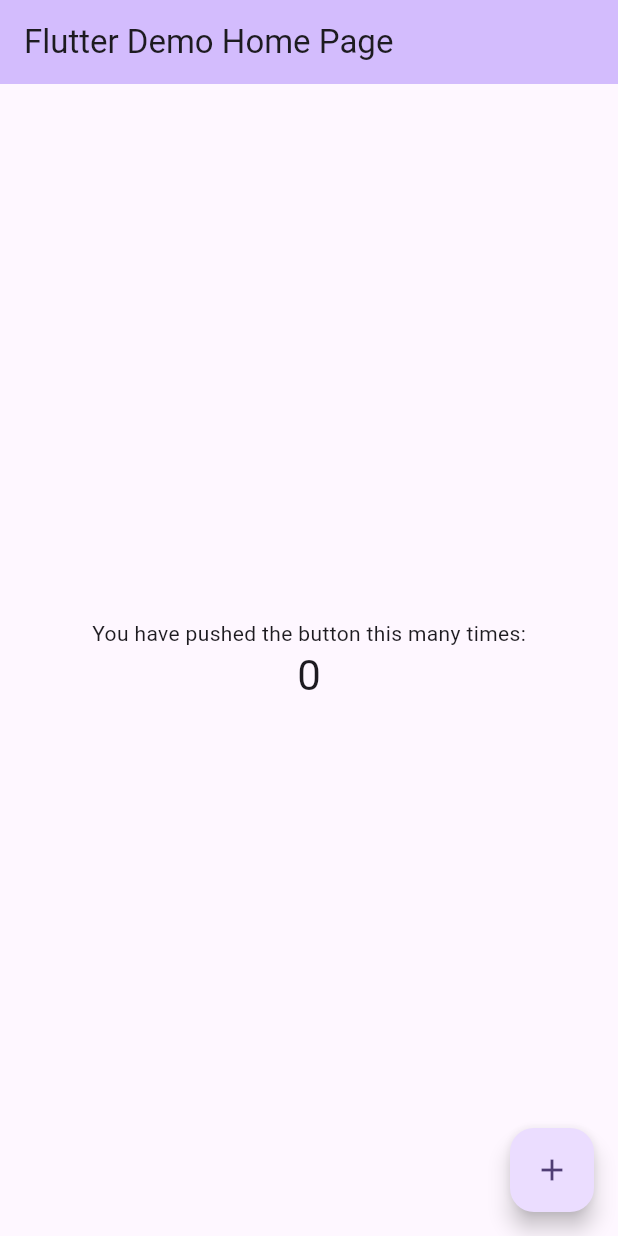
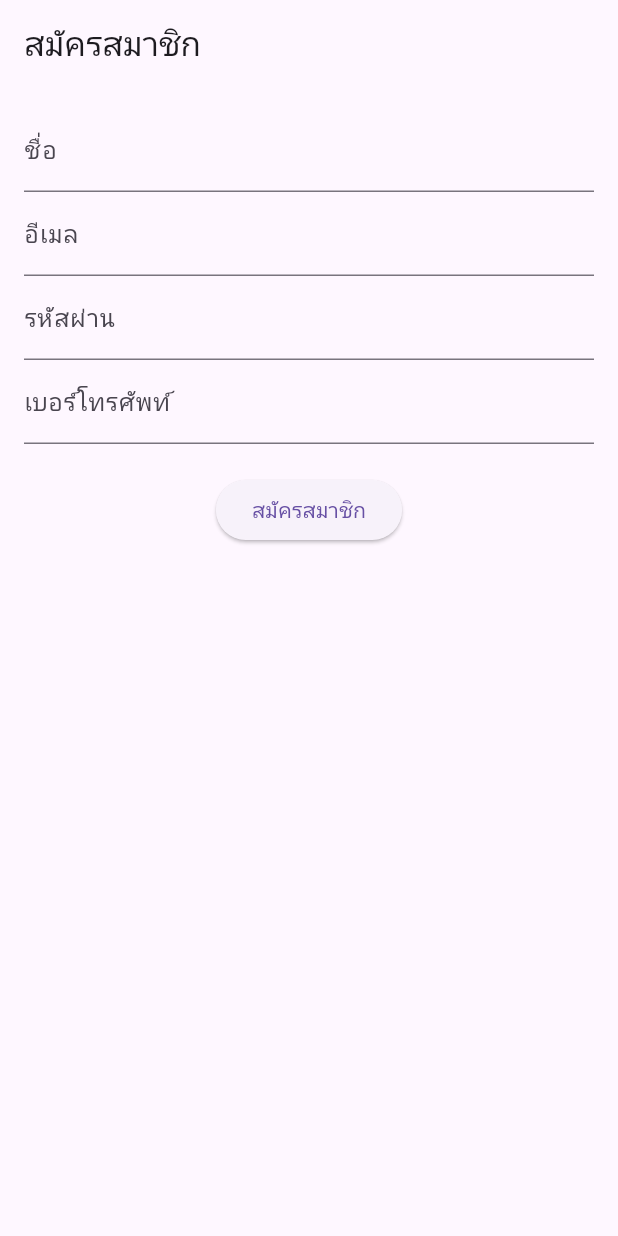
Before and after one commit to Araluka/Project-Appcar, a Flutter app: the screen it shows after launch, on a phone screen of 412 x 824 dp. Run offline on Flutter 3.47's test engine with Material 3 defaults, Android fonts, the light colour scheme and no system bars.

Commit message:
Resolve merge conflicts

```diff
--- a/app_car/lib/main.dart
+++ b/app_car/lib/main.dart
@@ -1,122 +1,20 @@
+// lib/main.dart
 import 'package:flutter/material.dart';
+import 'register_screen.dart';
 
 void main() {
-  runApp(const MyApp());
+  runApp(MyApp());
 }
 
 class MyApp extends StatelessWidget {
   const MyApp({super.key});
 
-  // This widget is the root of your application.
   @override
   Widget build(BuildContext context) {
     return MaterialApp(
-      title: 'Flutter Demo',
-      theme: ThemeData(
-        // This is the theme of your application.
-        //
-        // TRY THIS: Try running your application with "flutter run". You'll see
-        // the application has a purple toolbar. Then, without quitting the app,
-        // try changing the seedColor in the colorScheme below to Colors.green
-        // and then invoke "hot reload" (save your changes or press the "hot
-        // reload" button in a Flutter-supported IDE, or press "r" if you used
-        // the command line to start the app).
-        //
-        // Notice that the counter didn't reset back to zero; the application
-        // state is not lost during the reload. To reset the state, use hot
-        // restart instead.
-        //
-        // This works for code too, not just values: Most code changes can be
-        // tested with just a hot reload.
-        colorScheme: ColorScheme.fromSeed(seedColor: Colors.deepPurple),
-      ),
-      home: const MyHomePage(title: 'Flutter Demo Home Page'),
+      title: 'AppCar',
+      theme: ThemeData(primarySwatch: Colors.blue),
+      home: RegisterScreen(),
     );
   }
 }
-
-class MyHomePage extends StatefulWidget {
-  const MyHomePage({super.key, required this.title});
-
-  // This widget is the home page of your application. It is stateful, meaning
-  // that it has a State object (defined below) that contains fields that affect
-  // how it looks.
-
-  // This class is the configuration for the state. It holds the values (in this
-  // case the title) provided by the parent (in this case the App widget) and
-  // used by the build method of the State. Fields in a Widget subclass are
-  // always marked "final".
-
-  final String title;
-
-  @override
-  State<MyHomePage> createState() => _MyHomePageState();
-}
-
-class _MyHomePageState extends State<MyHomePage> {
-  int _counter = 0;
-
-  void _incrementCounter() {
-    setState(() {
-      // This call to setState tells the Flutter framework that something has
-      // changed in this State, which causes it to rerun the build method below
-      // so that the display can reflect the updated values. If we changed
-      // _counter without calling setState(), then the build method would not be
-      // called again, and so nothing would appear to happen.
-      _counter++;
-    });
-  }
-
-  @override
-  Widget build(BuildContext context) {
-    // This method is rerun every time setState is called, for instance as done
-    // by the _incrementCounter method above.
-    //
-    // The Flutter framework has been optimized to make rerunning build methods
-    // fast, so that you can just rebuild anything that needs updating rather
-    // than having to individually change instances of widgets.
-    return Scaffold(
-      appBar: AppBar(
-        // TRY THIS: Try changing the color here to a specific color (to
-        // Colors.amber, perhaps?) and trigger a hot reload to see the AppBar
-        // change color while the other colors stay the same.
-        backgroundColor: Theme.of(context).colorScheme.inversePrimary,
-        // Here we take the value from the MyHomePage object that was created by
-        // the App.build method, and use it to set our appbar title.
-        title: Text(widget.title),
-      ),
-      body: Center(
-        // Center is a layout widget. It takes a single child and positions it
-        // in the middle of the parent.
-        child: Column(
-          // Column is also a layout widget. It takes a list of children and
-          // arranges them vertically. By default, it sizes itself to fit its
-          // children horizontally, and tries to be as tall as its parent.
-          //
-          // Column has various properties to control how it sizes itself and
-          // how it positions its children. Here we use mainAxisAlignment to
-          // center the children vertically; the main axis here is the vertical
-          // axis because Columns are vertical (the cross axis would be
-          // horizontal).
-          //
-          // TRY THIS: Invoke "debug painting" (choose the "Toggle Debug Paint"
-          // action in the IDE, or press "p" in the console), to see the
-          // wireframe for each widget.
-          mainAxisAlignment: MainAxisAlignment.center,
-          children: <Widget>[
-            const Text('You have pushed the button this many times:'),
-            Text(
-              '$_counter',
-              style: Theme.of(context).textTheme.headlineMedium,
-            ),
-          ],
-        ),
-      ),
-      floatingActionButton: FloatingActionButton(
-        onPressed: _incrementCounter,
-        tooltip: 'Increment',
-        child: const Icon(Icons.add),
-      ), // This trailing comma makes auto-formatting nicer for build methods.
-    );
-  }
-}
--- /dev/null
+++ b/app_car/lib/register_screen.dart
@@ -0,0 +1,110 @@
+// lib/register_screen.dart
+import 'package:flutter/material.dart';
+import 'auth_service.dart';
+
+class RegisterScreen extends StatefulWidget {
+  const RegisterScreen({super.key});
+
+  @override
+  _RegisterScreenState createState() => _RegisterScreenState();
+}
+
+class _RegisterScreenState extends State<RegisterScreen> {
+  final _nameController = TextEditingController();
+  final _emailController = TextEditingController();
+  final _passwordController = TextEditingController();
+  final _phoneController = TextEditingController();
+
+  bool _isLoading = false;
+
+  void _register() async {
+    setState(() {
+      _isLoading = true;
+    });
+
+    try {
+      final authService = AuthService();
+      final response = await authService.register(
+        name: _nameController.text,
+        email: _emailController.text,
+        password: _passwordController.text,
+        phone: _phoneController.text,
+      );
+
+      // การสมัครสำเร็จ
+      showDialog(
+        context: context,
+        builder: (_) => AlertDialog(
+          title: Text('สำเร็จ'),
+          content: Text('สมัครสมาชิกสำเร็จ: ${response['message']}'),
+          actions: [
+            TextButton(
+              onPressed: () {
+                Navigator.pop(context);
+              },
+              child: Text('ตกลง'),
+            ),
+          ],
+        ),
+      );
+    } catch (e) {
+      showDialog(
+        context: context,
+        builder: (_) => AlertDialog(
+          title: Text('ข้อผิดพลาด'),
+          content: Text('เกิดข้อผิดพลาด: ${e.toString()}'),
+          actions: [
+            TextButton(
+              onPressed: () {
+                Navigator.pop(context);
+              },
+              child: Text('ตกลง'),
+            ),
+          ],
+        ),
+      );
+    } finally {
+      setState(() {
+        _isLoading = false;
+      });
+    }
+  }
+
+  @override
+  Widget build(BuildContext context) {
+    return Scaffold(
+      appBar: AppBar(title: Text('สมัครสมาชิก')),
+      body: Padding(
+        padding: const EdgeInsets.all(16.0),
+        child: Column(
+          children: [
+            TextField(
+              controller: _nameController,
+              decoration: InputDecoration(labelText: 'ชื่อ'),
+            ),
+            TextField(
+              controller: _emailController,
+              decoration: InputDecoration(labelText: 'อีเมล'),
+            ),
+            TextField(
+              controller: _passwordController,
+              decoration: InputDecoration(labelText: 'รหัสผ่าน'),
+              obscureText: true,
+            ),
+            TextField(
+              controller: _phoneController,
+              decoration: InputDecoration(labelText: 'เบอร์โทรศัพท์'),
+            ),
+            SizedBox(height: 20),
+            _isLoading
+                ? CircularProgressIndicator()
+                : ElevatedButton(
+                    onPressed: _register,
+                    child: Text('สมัครสมาชิก'),
+                  ),
+          ],
+        ),
+      ),
+    );
+  }
+}
--- a/app_car/pubspec.yaml
+++ b/app_car/pubspec.yaml
@@ -34,6 +34,7 @@ dependencies:
   # The following adds the Cupertino Icons font to your application.
   # Use with the CupertinoIcons class for iOS style icons.
   cupertino_icons: ^1.0.8
+  http: ^1.4.0
 
 dev_dependencies:
   flutter_test:
```
Also changed, not shown: app_car/lib/auth_service.dart (added, +51 -0 lines), app_car/pubspec.lock, 1 other file.
